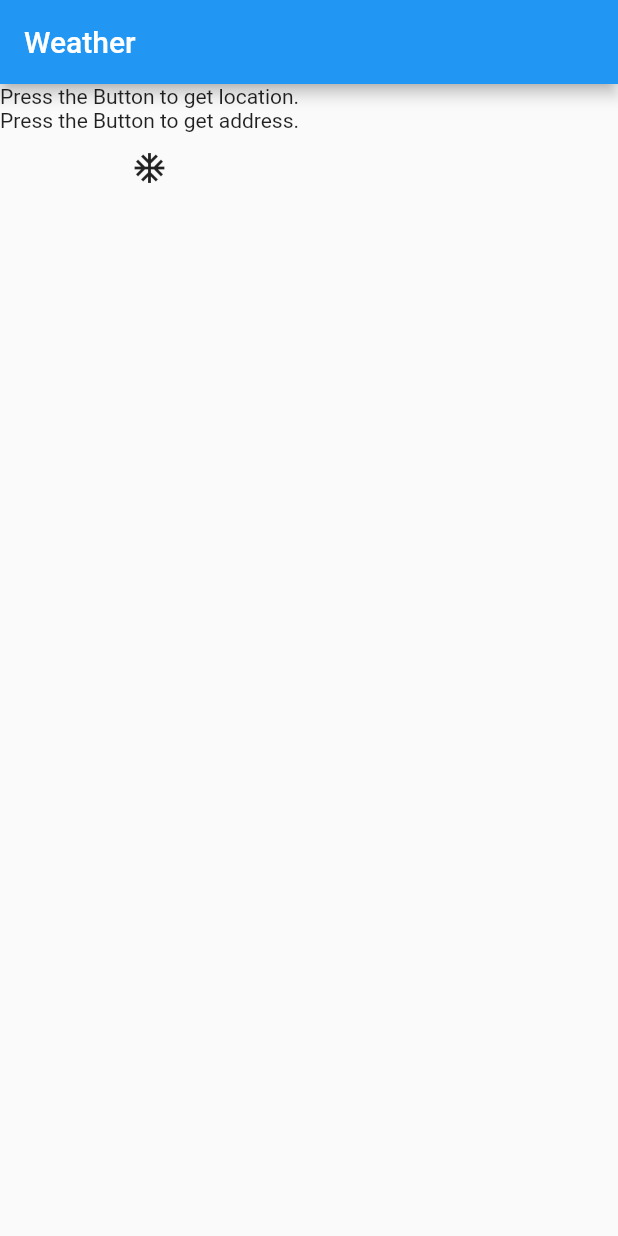
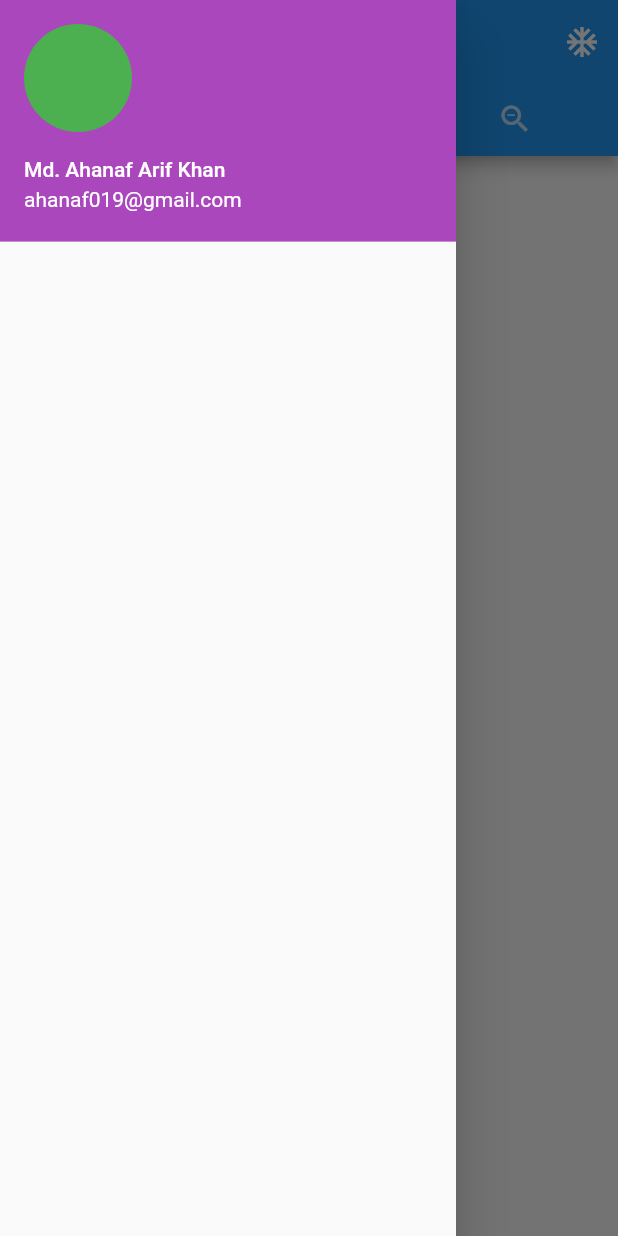
Before and after one commit to ahanaf019/flutter-weather-app2, a Flutter app: the screen it shows after launch, with the side drawer open (before the commit the screen has no drawer), on a phone screen of 412 x 824 dp. Run offline on Flutter 3.47's test engine with Material 2 defaults, Android fonts, the phone set to English and light mode, and no system bars; our stand-ins replace geocoding, geolocator, rxdart.

Commit message:
Implement some functionality

```diff
--- a/lib/data.dart
+++ b/lib/data.dart
@@ -2,6 +2,8 @@
 import 'package:rxdart/rxdart.dart';
 import 'package:geolocator/geolocator.dart';
 import 'weather.dart';
+import 'package:geocoding/geocoding.dart';
+
 
 class Data {
 
@@ -9,6 +11,29 @@ class Data {
 
   BehaviorSubject<Position> position = BehaviorSubject<Position>();
 
-  BehaviorSubject<Weather>? weather = BehaviorSubject<Weather>();
+  late BehaviorSubject<Weather> weather = BehaviorSubject<Weather>();
+  int length = 15;
 
+
+  Data() {
+
+    Geolocator.getCurrentPosition(desiredAccuracy: LocationAccuracy.best, forceAndroidLocationManager: true)
+      .then((Position pos){
+
+        placemarkFromCoordinates(pos.latitude, pos.longitude).then((List<Placemark> placemarkes){
+
+          Placemark place = placemarkes[0];
+
+          address.add('${place.locality}, ${place.country}');
+
+          position.add(pos);
+        });
+      });
+
+
+    // getWeather(11, 22, 15).then((value) {
+    //   weather.add(value);
+    // });
+
+  }
 }
--- a/lib/location_widget.dart
+++ b/lib/location_widget.dart
@@ -3,11 +3,12 @@ import 'package:geolocator/geolocator.dart';
 import 'package:geocoding/geocoding.dart';
 import 'package:rxdart/src/subjects/behavior_subject.dart';
 import 'data.dart';
+import 'weather.dart';
 
 
 class LocationWidget extends StatelessWidget {
 
-  Data? data;
+  late Data data;
 
   LocationWidget(Data data, {super.key}) {
     this.data = data;
@@ -22,9 +23,15 @@ class LocationWidget extends StatelessWidget {
 
           Placemark place = placemarkes[0];
 
-          data?.address.add('${place.locality}, ${place.country}');
+          data.address.add('${place.locality}, ${place.country}');
 
-          data?.position.add(position);
+          data.position.add(position);
+
+          getWeather(position.latitude, position.longitude, data.length).then((value) {
+            data.weather.add(value);
+          });
+
+
         });
 
 
@@ -40,7 +47,7 @@ class LocationWidget extends StatelessWidget {
       children: <Widget>[
 
         StreamBuilder(
-          stream: data?.position,
+          stream: data.position,
           builder: ((context, snapshot) {
             var _currentPosition = snapshot.data;
             if(_currentPosition != null)
@@ -51,7 +58,7 @@ class LocationWidget extends StatelessWidget {
           ),
 
         StreamBuilder(
-          stream: data?.address,
+          stream: data.address,
           builder: ((context, snapshot) {
             var _address = snapshot.data;
             if(_address != '')
--- a/lib/main.dart
+++ b/lib/main.dart
@@ -2,12 +2,15 @@ import 'package:flutter/material.dart';
 import 'package:rxdart/rxdart.dart';
 import 'location_widget.dart';
 import 'data.dart';
+import 'weather_tile.dart';
+import 'weather_by_time_tab.dart';
+import 'package:geocoding/geocoding.dart';
+import 'package:geolocator/geolocator.dart';
+import 'weather.dart';
 
 void main(List<String> args) {
 
   runApp(Main());
-
-
 
 }
 
@@ -19,11 +22,40 @@ class Main extends StatelessWidget {
 
   Data data = new Data();
 
+
+    void _getLocation() {
+
+    Geolocator.getCurrentPosition(desiredAccuracy: LocationAccuracy.best, forceAndroidLocationManager: true)
+      .then((Position position){
+
+        placemarkFromCoordinates(position.latitude, position.longitude).then((List<Placemark> placemarkes){
+
+          Placemark place = placemarkes[0];
+
+          data.address.add('${place.locality}, ${place.country}');
+
+          data.position.add(position);
+
+          getWeather(position.latitude, position.longitude, data.length).then((value) {
+            data.weather.add(value);
+          });
+        });
+
+      }).catchError((e){
+        print(e);
+      });
+
+  }
+
+
+
   @override
   Widget build(BuildContext context) {
     return MaterialApp(
       title: 'Weather App',
-      home: Scaffold(
+      home: DefaultTabController(
+        length: 3,
+        child: Scaffold(
         appBar: AppBar(
           title: StreamBuilder(
             stream: data.address,
@@ -31,41 +63,61 @@ class Main extends StatelessWidget {
               if(snapshot.data == '')
                 return Text('Weather');
               return Text('${snapshot.data}');
-            } ),
+            }),
+
+          actions: [
+            StreamBuilder(
+              stream: data.address,
+              builder: ((context, snapshot) {
+                var _address = snapshot.data;
+                var icon;
+                if(_address == '') icon = Icons.ac_unit;
+                else icon = Icons.location_on;
+
+                return IconButton(icon: Icon(icon), onPressed: _getLocation,);
+              })
+            ),
+          ],
+
+          bottom: TabBar(
+            controller: null,
+            tabs: [
+              Tab(icon: Icon(Icons.abc_outlined),),
+              Tab(icon: Icon(Icons.stacked_line_chart_rounded),),
+              Tab(icon: Icon(Icons.zoom_out_outlined),),
+            ]
+          ),
         ),
-        body: LocationWidget(data)
 
+        drawer: Drawer(
+          child: ListView(
+            children: [
+              UserAccountsDrawerHeader(
+                accountName: Text('Md. Ahanaf Arif Khan'),
+                accountEmail: Text('ahanaf019@gmail.com'),
+                currentAccountPicture: CircleAvatar(backgroundColor: Colors.green),
+                decoration: BoxDecoration(color: Colors.purple[400]),
+              ),
+            ],
+          ),
+        ),
+
+        body: TabBarView(
+          children: [
+            Center(
+              child: Text('Main Tab'),
+            ),
+            WeatherByTimeTab(data),
+            Center(
+              child: Text('Tab 3'),
+            ),
+
+          ],
+        )
 
         ),
+
+      ),
     );
   }
 }
-
-
-
-// class Main extends StatefulWidget {
-//   const Main({super.key});
-
-//   @override
-//   State<Main> createState() => _MainState();
-// }
-
-// class _MainState extends State<Main> {
-//   @override
-//   Widget build(BuildContext context) {
-//     return MaterialApp(
-//       title: "Weather App",
-//       home: Scaffold(
-//         appBar: AppBar(
-//           title: Text('Weather'),
-//         ),
-//         body: StreamBuilder<int>(
-//           stream: counter,
-//           builder: (BuildContext context, AsyncSnapshot snap) {
-//             return Text('${snap.data}');
-//           },
-//           )
-//       ),
-//     );
-//   }
-// }
--- a/lib/weather.dart
+++ b/lib/weather.dart
@@ -2,64 +2,57 @@ import 'dart:convert';
 import 'package:http/http.dart' as http;
 
 
-Weather? getWeather(double lat, double lon){
+Future<Weather> getWeather(double lat, double lon, int length) async{
   Map<String, dynamic> params = {
     'lat': 24.37.toString(),
     'lon': 88.59.toString(),
     'appid': 'da9bd6142b364f2df393f0487cd9193d',
     'units': 'metric',
-    'cnt': 2.toString(),
+    'cnt': length.toString(),
   };
 
   Uri url = Uri.https('api.openweathermap.org', '/data/2.5/forecast', params);
 
-  var resp = http.get(url).then((resp) {
-    var jsonData = jsonDecode(resp.body);
-    Weather w = Weather(jsonData);
+  var resp = await http.get(url);
+  var jsonData = jsonDecode(resp.body);
+  Weather w = Weather(jsonData);
 
-
-    return w;
-  }).catchError((e) {
-    print('ERROR');
-    print(e);
-  });
-
-  return null;
+  return w;
 }
 
 class WeatherByTime {
 
-  late String _dateTime;
-  late var _temp;
-  late var _feelsLike;
-  late var _tempMin;
-  late var _tempMax;
-  late var _pressure;
-  late var _humidity;
+  late String dateTime;
+  late var temp;
+  late var feelsLike;
+  late var tempMin;
+  late var tempMax;
+  late var pressure;
+  late var humidity;
 
-  late String _weatherType; // main
-  late String _weatherDescription;
+  late String weatherType; // main
+  late String weatherDescription;
 
-  late var _cloudPercentage;
+  late var cloudPercentage;
 
-  late var _windSpeed;
+  late var windSpeed;
 
 
   WeatherByTime(var timeWeather) {
-    this._dateTime = timeWeather['dt_txt'];
-    this._temp = timeWeather['main']['temp'];
-    this._feelsLike = timeWeather['main']['feels_like'];
-    this._tempMin = timeWeather['main']['temp_min'];
-    this._tempMax = timeWeather['main']['temp_max'];
-    this._pressure = timeWeather['main']['pressure'];
-    this._humidity = timeWeather['main']['humidity'];
+    this.dateTime = timeWeather['dt_txt'];
+    this.temp = timeWeather['main']['temp'];
+    this.feelsLike = timeWeather['main']['feels_like'];
+    this.tempMin = timeWeather['main']['temp_min'];
+    this.tempMax = timeWeather['main']['temp_max'];
+    this.pressure = timeWeather['main']['pressure'];
+    this.humidity = timeWeather['main']['humidity'];
 
-    this._weatherType = timeWeather['weather'][0]['main'];
-    this._weatherDescription = timeWeather['weather'][0]['description'];
+    this.weatherType = timeWeather['weather'][0]['main'];
+    this.weatherDescription = timeWeather['weather'][0]['description'];
 
-    this._cloudPercentage = timeWeather['clouds']['all'];
+    this.cloudPercentage = timeWeather['clouds']['all'];
 
-    this._windSpeed = timeWeather['wind']['speed'];
+    this.windSpeed = timeWeather['wind']['speed'];
   }
 
 }
@@ -74,7 +67,6 @@ class Weather {
   Weather(var data) {
     _count = data['cnt'];
 
-    print(data);
     int i = 0;
     for(var dt in data['list']) {
       WeatherByTime x = WeatherByTime(dt);
@@ -82,6 +74,10 @@ class Weather {
     }
   }
 
+  List<WeatherByTime> getWeatherByTime() {
+    return _weatherByTime;
+  }
+
   int getCount() {
     return _count;
   }
```
Also changed, not shown: lib/weather_by_time_tab.dart (added, +39 -0 lines), lib/weather_tile.dart (added, +38 -0 lines).
